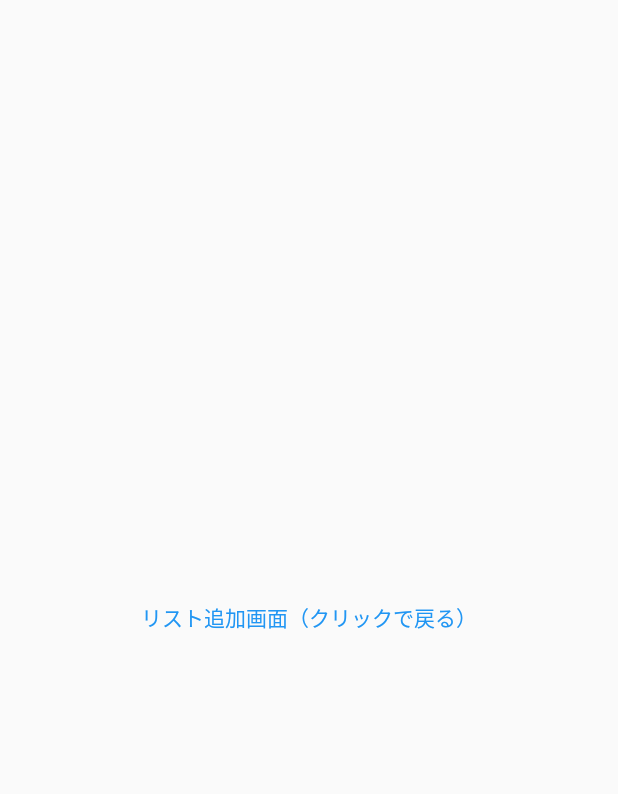
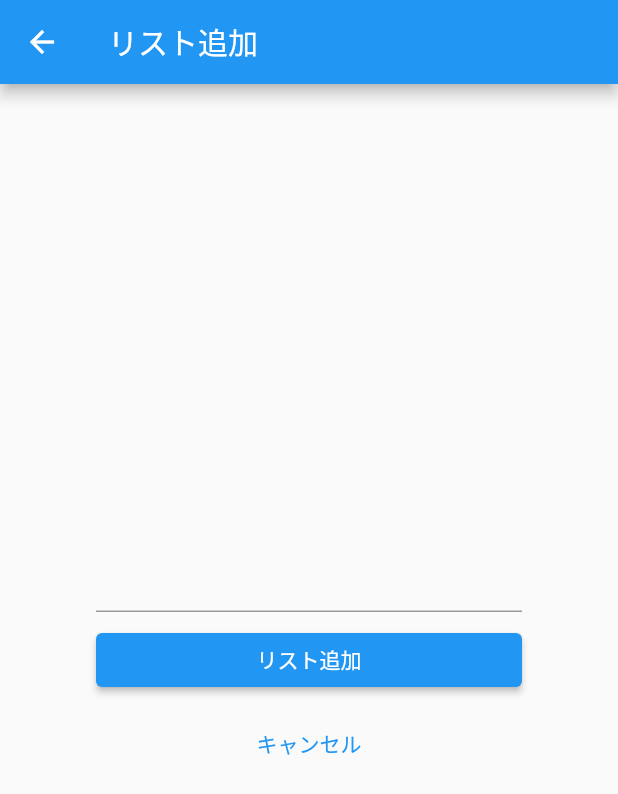
Before and after one commit to Romu1273x/FlutterForLearning, a Flutter app: the TodoAddPage screen opened directly, on a phone screen of 412 x 824 dp. Shown: the top 794 px of the screen. Run offline on Flutter 3.47's test engine with Material 2 defaults, Android fonts, the phone set to English and light mode, and no system bars.

Commit message:
（仮）リスト追加画面

```diff
--- a/flutter_for_learning/lib/main.dart
+++ b/flutter_for_learning/lib/main.dart
@@ -77,15 +77,49 @@
   @override
   Widget build(BuildContext context) {
     return Scaffold(
-      body: Center(
-        // テキストボタンを表示
+      appBar: AppBar(
+        title: Text('リスト追加'),
+      ),
+      body: Container(
+        // 余白を付ける
+        padding: EdgeInsets.all(64),
+        child: Column(
+          mainAxisAlignment: MainAxisAlignment.center, // 中央に配置
+          // childrren内にUIを配置
+          children: <Widget>[
+            // <テキスト入力>を表示
+            TextField(),
+
+            // <リスト追加ボタン>を表示
+            const SizedBox(height: 8),
+            Container(
+              // 横幅いっぱいに広げる
+              width: double.infinity,
+              // リスト追加ボタン
+              child: ElevatedButton(
+                onPressed: () {
+                  // TODO：あとで追加
+                },
+                child: Text('リスト追加', style: TextStyle(color: Colors.white)),
+              ),
+            ),
+
+            // <キャンセルボタン>を表示
+            const SizedBox(height: 8),
+            Container(
+              // 横幅いっぱいに広げる
+              width: double.infinity,
+              // キャンセルボタン
               child: TextButton(
                 // ボタンをクリックした時の処理
                 onPressed: () {
                   // "pop"で前の画面に戻る
                   Navigator.of(context).pop();
                 },
-          child: Text('リスト追加画面（クリックで戻る）'),
+                child: Text('キャンセル'),
+              ),
+            ),
+          ],
         ),
       ),
     );
```
Lines whose indentation alone changed are shown as unchanged.
